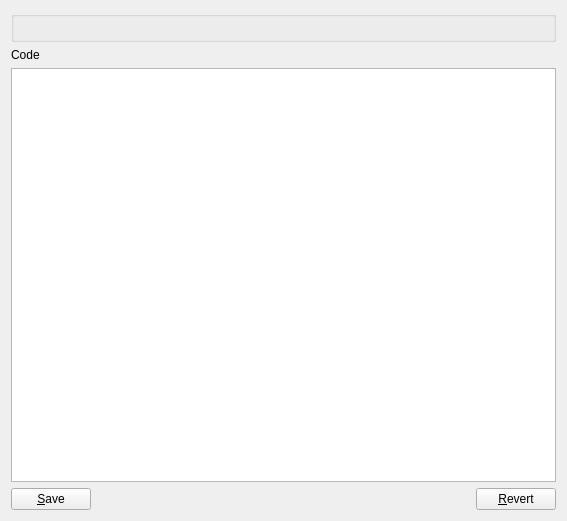
Old version of the form plugins/custom_actions/ui/config_widget.ui in the repository stcrocco/ruber.
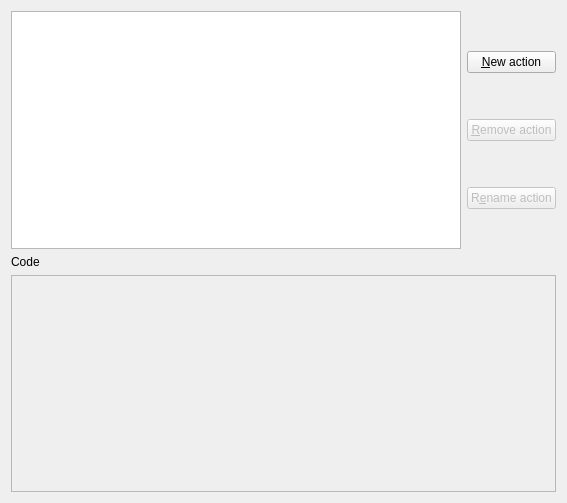
New version of the form. Custom widgets are drawn as their Qt base class.

Commit message: Added custom actions plugin

```diff
--- a/plugins/custom_actions/ui/config_widget.ui
+++ b/plugins/custom_actions/ui/config_widget.ui
@@ -7,22 +7,105 @@
     <x>0</x>
     <y>0</y>
     <width>567</width>
-    <height>521</height>
+    <height>503</height>
    </rect>
   </property>
   <property name="windowTitle">
    <string>Form</string>
   </property>
-  <layout class="QVBoxLayout" name="verticalLayout_2">
+  <layout class="QVBoxLayout" name="verticalLayout_3">
+   <item>
+    <layout class="QHBoxLayout" name="horizontalLayout">
+     <item>
+      <widget class="QListView" name="actions"/>
+     </item>
+     <item>
+      <layout class="QVBoxLayout" name="verticalLayout_2">
+       <item>
+        <spacer name="verticalSpacer_3">
+         <property name="orientation">
+          <enum>Qt::Vertical</enum>
+         </property>
+         <property name="sizeHint" stdset="0">
+          <size>
+           <width>20</width>
+           <height>40</height>
+          </size>
+         </property>
+        </spacer>
+       </item>
+       <item>
+        <widget class="QPushButton" name="new_action">
+         <property name="text">
+          <string>&amp;New action</string>
+         </property>
+        </widget>
+       </item>
+       <item>
+        <spacer name="verticalSpacer">
+         <property name="orientation">
+          <enum>Qt::Vertical</enum>
+         </property>
+         <property name="sizeHint" stdset="0">
+          <size>
+           <width>20</width>
+           <height>40</height>
+          </size>
+         </property>
+        </spacer>
+       </item>
+       <item>
+        <widget class="QPushButton" name="remove_action">
+         <property name="enabled">
+          <bool>false</bool>
+         </property>
+         <property name="text">
+          <string>&amp;Remove action</string>
+         </property>
+        </widget>
+       </item>
+       <item>
+        <spacer name="verticalSpacer_2">
+         <property name="orientation">
+          <enum>Qt::Vertical</enum>
+         </property>
+         <property name="sizeHint" stdset="0">
+          <size>
+           <width>20</width>
+           <height>40</height>
+          </size>
+         </property>
+        </spacer>
+       </item>
+       <item>
+        <widget class="QPushButton" name="rename_action">
+         <property name="enabled">
+          <bool>false</bool>
+         </property>
+         <property name="text">
+          <string>R&amp;ename action</string>
+         </property>
+        </widget>
+       </item>
+       <item>
+        <spacer name="verticalSpacer_4">
+         <property name="orientation">
+          <enum>Qt::Vertical</enum>
+         </property>
+         <property name="sizeHint" stdset="0">
+          <size>
+           <width>20</width>
+           <height>40</height>
+          </size>
+         </property>
+        </spacer>
+       </item>
+      </layout>
+     </item>
+    </layout>
+   </item>
    <item>
     <layout class="QVBoxLayout" name="verticalLayout">
-     <item>
-      <widget class="KEditListBox" name="actions">
-       <property name="buttons">
-        <set>KEditListBox::Add|KEditListBox::Remove</set>
-       </property>
-      </widget>
-     </item>
      <item>
       <widget class="QLabel" name="label_2">
        <property name="text">
@@ -34,36 +117,9 @@
       </widget>
      </item>
      <item>
-      <widget class="KRichTextEdit" name="code"/>
-     </item>
-    </layout>
-   </item>
-   <item>
-    <layout class="QHBoxLayout" name="horizontalLayout">
-     <item>
-      <widget class="QPushButton" name="save_btn">
-       <property name="text">
-        <string>&amp;Save</string>
-       </property>
-      </widget>
-     </item>
-     <item>
-      <spacer name="horizontalSpacer">
-       <property name="orientation">
-        <enum>Qt::Horizontal</enum>
-       </property>
-       <property name="sizeHint" stdset="0">
-        <size>
-         <width>40</width>
-         <height>20</height>
-        </size>
-       </property>
-      </spacer>
-     </item>
-     <item>
-      <widget class="QPushButton" name="revert_btn">
-       <property name="text">
-        <string>&amp;Revert</string>
+      <widget class="QPlainTextEdit" name="code">
+       <property name="enabled">
+        <bool>false</bool>
        </property>
       </widget>
      </item>
@@ -71,23 +127,6 @@
    </item>
   </layout>
  </widget>
- <customwidgets>
-  <customwidget>
-   <class>KEditListBox</class>
-   <extends>QGroupBox</extends>
-   <header>keditlistbox.h</header>
-  </customwidget>
-  <customwidget>
-   <class>KRichTextEdit</class>
-   <extends>KTextEdit</extends>
-   <header>krichtextedit.h</header>
-  </customwidget>
-  <customwidget>
-   <class>KTextEdit</class>
-   <extends>QTextEdit</extends>
-   <header>ktextedit.h</header>
-  </customwidget>
- </customwidgets>
  <resources/>
  <connections/>
 </ui>
```
Left out of the diff: 3 changed lines with no effect on the pictures. The commit also changes 3 other files.
